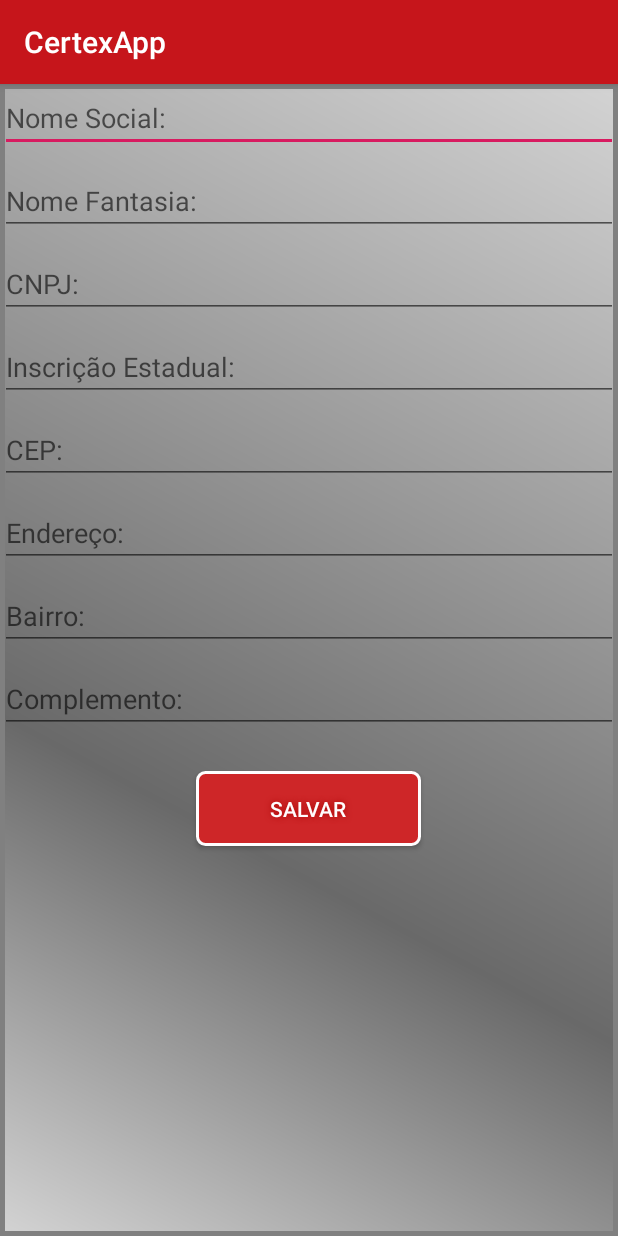
After one commit to DanielGomeX/certex-app, an Android app: the CompaniesActivity screen opened directly, with no data from a screen before it, on a phone screen of 412 x 824 dp. The commit adds this screen. Run offline under Robolectric (Android 15) with nearby library versions, the phone set to English and light mode, and no system bars.

Commit message:
Criado Tela

```diff
--- a/app/src/main/AndroidManifest.xml
+++ b/app/src/main/AndroidManifest.xml
@@ -9,6 +9,11 @@
         android:roundIcon="@mipmap/ic_launcher_round"
         android:supportsRtl="true"
         android:theme="@style/AppTheme">
+        <activity android:name=".CompaniesActivity">
+            <meta-data
+                android:name="android:support.parent_activity"
+                android:value="com.certex.certexapp.MainActivity" />
+        </activity>
         <activity android:name=".MainActivity">
             <intent-filter>
                 <action android:name="android.intent.action.MAIN" />
--- /dev/null
+++ b/app/src/main/java/com/certex/certexapp/CompaniesActivity.java
@@ -0,0 +1,21 @@
+package com.certex.certexapp;
+
+import android.content.DialogInterface;
+import android.support.v7.app.AlertDialog;
+import android.support.v7.app.AppCompatActivity;
+import android.os.Bundle;
+import android.view.View;
+
+public class CompaniesActivity extends AppCompatActivity {
+
+    @Override
+    protected void onCreate(Bundle savedInstanceState) {
+        super.onCreate(savedInstanceState);
+        setContentView(R.layout.activity_companies);
+    }
+
+//    @Override
+//    public void onBackPressed() {
+//        setContentView(R.layout.activity_companies);
+//    }
+}
--- a/app/src/main/java/com/certex/certexapp/MainActivity.java
+++ b/app/src/main/java/com/certex/certexapp/MainActivity.java
@@ -2,6 +2,8 @@ package com.certex.certexapp;
 
 import android.support.v7.app.AppCompatActivity;
 import android.os.Bundle;
+import android.view.View;
+import android.widget.Button;
 
 public class MainActivity extends AppCompatActivity {
 
@@ -9,6 +11,15 @@ public class MainActivity extends AppCompatActivity {
     protected void onCreate(Bundle savedInstanceState) {
         super.onCreate(savedInstanceState);
         setContentView(R.layout.activity_main);
+
+        Button bt_login = (Button) findViewById(R.id.btn_login);
+
+        bt_login.setOnClickListener(new View.OnClickListener() {
+            @Override
+            public void onClick(View v) {
+                setContentView(R.layout.activity_companies);
+            }
+        });
     }
-    //sincronizou?
+    //sincronizou? SIM
 }
--- /dev/null
+++ b/app/src/main/res/drawable/background_companies.xml
@@ -0,0 +1,15 @@
+<?xml version="1.0" encoding="utf-8"?>
+<shape xmlns:android="http://schemas.android.com/apk/res/android"
+    android:shape="rectangle">
+
+    <gradient
+        android:angle="45"
+        android:centerColor="#696969"
+        android:centerX="35%"
+        android:endColor="#D3D3D3"
+        android:startColor="#D3D3D3"
+        android:type="linear" />
+    <stroke
+        android:width="3dp"
+        android:color="#808080" />
+</shape>
--- /dev/null
+++ b/app/src/main/res/layout/activity_companies.xml
@@ -0,0 +1,124 @@
+<?xml version="1.0" encoding="utf-8"?>
+<LinearLayout xmlns:android="http://schemas.android.com/apk/res/android"
+    xmlns:app="http://schemas.android.com/apk/res-auto"
+    xmlns:tools="http://schemas.android.com/tools"
+    android:layout_width="match_parent"
+    android:layout_height="match_parent"
+    android:background="@drawable/background_companies"
+    android:orientation="vertical"
+    tools:context=".CompaniesActivity">
+
+    <EditText
+        android:id="@+id/et_social_name"
+        android:layout_width="match_parent"
+        android:layout_height="wrap_content"
+        android:autofillHints=""
+        android:hint="@string/social_name_ptBr"
+        android:inputType="textPersonName" />
+
+    <android.support.v4.widget.Space
+        android:layout_width="match_parent"
+        android:layout_height="10dp" />
+
+    <EditText
+        android:id="@+id/et_fantasy_name"
+        android:layout_width="match_parent"
+        android:layout_height="wrap_content"
+        android:autofillHints=""
+        android:hint="@string/fantasy_name_ptBr"
+        android:inputType="textPersonName" />
+
+    <android.support.v4.widget.Space
+        android:layout_width="match_parent"
+        android:layout_height="10dp" />
+
+    <EditText
+        android:id="@+id/et_cpnj"
+        android:layout_width="match_parent"
+        android:layout_height="wrap_content"
+        android:autofillHints=""
+        android:hint="@string/cnpj_ptBr"
+        android:inputType="textPersonName" /> <!--Validar CNPJ-->
+
+    <android.support.v4.widget.Space
+        android:layout_width="match_parent"
+        android:layout_height="10dp" />
+
+    <EditText
+        android:id="@+id/et_state_registration"
+        android:layout_width="match_parent"
+        android:layout_height="wrap_content"
+        android:autofillHints=""
+        android:hint="@string/state_registration_ptBr"
+        android:inputType="textPersonName" /> <!--Validar INSCRIÇÃO ESTADUAL-->
+
+    <android.support.v4.widget.Space
+        android:layout_width="match_parent"
+        android:layout_height="10dp" />
+
+    <EditText
+        android:id="@+id/et_cep"
+        android:layout_width="match_parent"
+        android:layout_height="wrap_content"
+        android:autofillHints=""
+        android:hint="@string/cep_ptBr"
+        android:inputType="textPersonName" /> <!--Validar CEP-->
+
+    <android.support.v4.widget.Space
+        android:layout_width="match_parent"
+        android:layout_height="10dp" />
+
+    <EditText
+        android:id="@+id/et_address"
+        android:layout_width="match_parent"
+        android:layout_height="wrap_content"
+        android:autofillHints=""
+        android:hint="@string/address_ptBr"
+        android:inputType="textPersonName" />
+
+    <android.support.v4.widget.Space
+        android:layout_width="match_parent"
+        android:layout_height="10dp" />
+
+    <EditText
+        android:id="@+id/et_neighborhood"
+        android:layout_width="match_parent"
+        android:layout_height="wrap_content"
+        android:autofillHints=""
+        android:hint="@string/neighborhood_ptBr"
+        android:inputType="textPersonName" />
+
+    <android.support.v4.widget.Space
+        android:layout_width="match_parent"
+        android:layout_height="10dp" />
+
+    <EditText
+        android:id="@+id/et_complement"
+        android:layout_width="match_parent"
+        android:layout_height="wrap_content"
+        android:autofillHints=""
+        android:hint="@string/complement_ptBr"
+        android:inputType="textPersonName" />
+
+    <android.support.v4.widget.Space
+        android:layout_width="match_parent"
+        android:layout_height="25dp" />
+
+    <Button
+        android:id="@+id/bt_save"
+        android:layout_width="150dp"
+        android:layout_height="50dp"
+        android:layout_gravity="center"
+        android:textColor="@color/colorText"
+        android:shadowColor="#A80000"
+        android:shadowDx="0"
+        android:shadowDy="0"
+        android:shadowRadius="5"
+        android:background="@drawable/button_custom"
+        android:text="@string/save_bt" />
+
+    <android.support.v4.widget.Space
+        android:layout_width="match_parent"
+        android:layout_height="10dp" />
+
+</LinearLayout>
--- a/app/src/main/res/layout/activity_main.xml
+++ b/app/src/main/res/layout/activity_main.xml
@@ -7,9 +7,10 @@
     tools:context=".MainActivity">
 
     <ImageView
-        android:id="@+id/imageView2"
+        android:id="@+id/iw_wallpaper"
         android:layout_width="414dp"
         android:layout_height="737dp"
+        android:contentDescription="@string/empty"
         app:layout_constraintBottom_toBottomOf="parent"
         app:layout_constraintEnd_toEndOf="parent"
         app:layout_constraintStart_toStartOf="parent"
@@ -26,9 +27,9 @@
         android:layout_marginEnd="50dp"
         android:layout_marginRight="50dp"
         android:layout_marginBottom="200dp"
+        android:background="@drawable/button_custom"
         android:text="@string/login_btn"
         android:textColor="@color/colorText"
-        android:background="@drawable/button_custom"
         app:layout_constraintBottom_toBottomOf="parent"
         app:layout_constraintEnd_toEndOf="parent"
         app:layout_constraintHorizontal_bias="0.496"
@@ -45,6 +46,7 @@
         android:layout_marginEnd="50dp"
         android:layout_marginRight="50dp"
         android:ems="10"
+        android:importantForAutofill="no"
         android:inputType="textPersonName"
         app:layout_constraintEnd_toEndOf="parent"
         app:layout_constraintStart_toStartOf="parent"
@@ -59,6 +61,7 @@
         android:layout_marginEnd="50dp"
         android:layout_marginRight="50dp"
         android:ems="10"
+        android:importantForAutofill="no"
         android:inputType="textPersonName"
         app:layout_constraintEnd_toEndOf="parent"
         app:layout_constraintStart_toStartOf="parent"
--- a/app/src/main/res/values/colors.xml
+++ b/app/src/main/res/values/colors.xml
@@ -1,7 +1,7 @@
 <?xml version="1.0" encoding="utf-8"?>
 <resources>
     <color name="colorPrimary">#C6151B</color>
-    <color name="colorPrimaryDark">#ce2628</color>
+    <color name="colorPrimaryDark">#CE2628</color>
     <color name="colorAccent">#D81B60</color>
 
     <color name="colorText">#FFFDFE</color>
--- a/app/src/main/res/values/strings.xml
+++ b/app/src/main/res/values/strings.xml
@@ -3,4 +3,16 @@
     <string name="login_btn">LOGIN</string>
     <string name="password_ptBr">Senha</string>
     <string name="username_ptBr">Usuário</string>
+
+    <!--activity_companies-->
+    <string name="cnpj_ptBr">CNPJ:</string>
+    <string name="state_registration_ptBr">Inscrição Estadual:</string>
+    <string name="social_name_ptBr">Nome Social:</string>
+    <string name="fantasy_name_ptBr">Nome Fantasia:</string>
+    <string name="address_ptBr">Endereço:</string>
+    <string name="cep_ptBr">CEP:</string>
+    <string name="complement_ptBr">Complemento:</string>
+    <string name="neighborhood_ptBr">Bairro:</string>
+    <string name="save_bt">SALVAR</string>
+    <string name="empty"></string>
 </resources>
```
